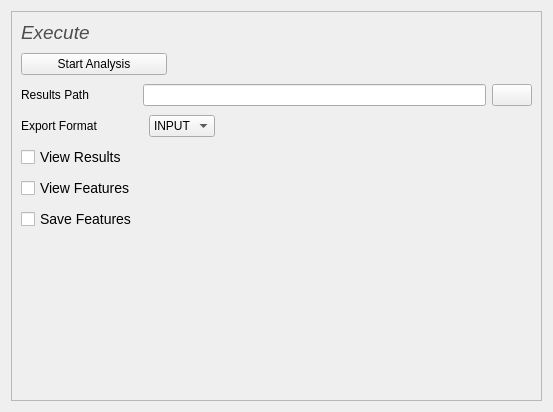
The window that src/romeo/view/mainWindow/executepanel.ui (AlbertoSimioni/Romeo) describes before a commit, drawn with Qt 5.
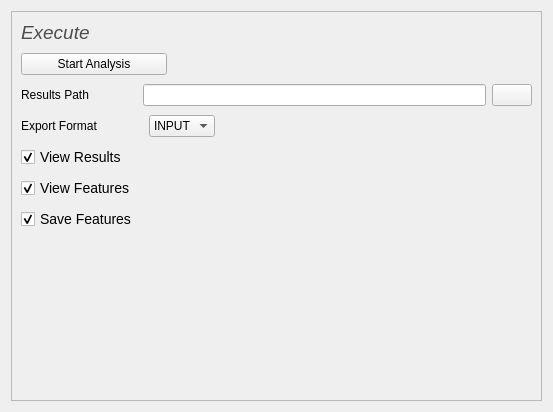
The same window after the commit. Icons and pictures are not drawn.

Commit message: ma basta

The edit to the form file:
```diff
--- a/src/romeo/view/mainWindow/executepanel.ui
+++ b/src/romeo/view/mainWindow/executepanel.ui
@@ -95,6 +95,9 @@
         <property name="text">
          <string>Save Features</string>
         </property>
+        <property name="checked">
+         <bool>true</bool>
+        </property>
        </widget>
       </item>
       <item row="5" column="0">
@@ -105,6 +108,9 @@
         <property name="text">
          <string>View Features</string>
         </property>
+        <property name="checked">
+         <bool>true</bool>
+        </property>
        </widget>
       </item>
       <item row="2" column="6">
@@ -193,6 +199,9 @@
         <property name="text">
          <string>View Results</string>
         </property>
+        <property name="checked">
+         <bool>true</bool>
+        </property>
        </widget>
       </item>
      </layout>
```
The commit also changes 2 other files.
